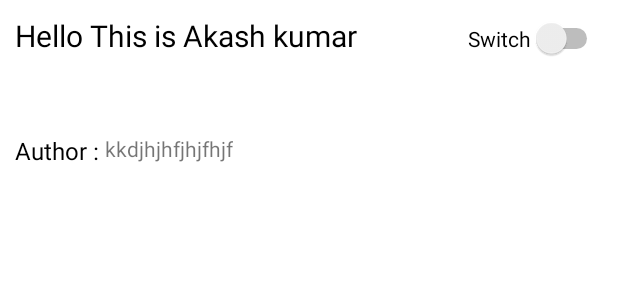
After one commit to kumarakash571/Assignment, an Android app: the layout list_users.xml on its own in the app's theme, with its tools: preview values and no code run, on a phone screen of 412 x 824 dp. The commit adds this screen. Shown: the top 300 px of the screen. Run offline under Robolectric (Android 15) with nearby library versions, the phone set to English and light mode, and no system bars.

Commit message:
Code changes

```diff
--- a/app/src/main/AndroidManifest.xml
+++ b/app/src/main/AndroidManifest.xml
@@ -1,6 +1,7 @@
 <?xml version="1.0" encoding="utf-8"?>
 <manifest xmlns:android="http://schemas.android.com/apk/res/android"
     package="com.akash.assignment">
+    <uses-permission android:name="android.permission.INTERNET"/>
 
     <application
         android:allowBackup="true"
--- /dev/null
+++ b/app/src/main/res/layout/list_users.xml
@@ -0,0 +1,57 @@
+<?xml version="1.0" encoding="utf-8"?>
+<androidx.constraintlayout.widget.ConstraintLayout xmlns:android="http://schemas.android.com/apk/res/android"
+    xmlns:tools="http://schemas.android.com/tools"
+    android:layout_width="match_parent"
+    android:layout_height="wrap_content"
+    xmlns:app="http://schemas.android.com/apk/res-auto">
+    <TextView
+        android:id="@+id/title"
+        android:layout_width="250dp"
+        android:layout_height="wrap_content"
+        android:layout_marginEnd="120dp"
+        android:lines="3"
+        app:layout_constraintTop_toTopOf="parent"
+        app:layout_constraintStart_toStartOf="parent"
+        android:text="Hello This is Akash kumar"
+        android:textColor="@color/black"
+        android:layout_marginStart="10dp"
+        android:layout_marginTop="10dp"
+        android:textSize="20sp"/>
+    <TextView
+        android:id="@+id/a"
+        android:layout_width="wrap_content"
+        android:layout_height="wrap_content"
+        app:layout_constraintTop_toBottomOf="@id/title"
+        app:layout_constraintStart_toStartOf="@id/title"
+        android:text="Author : "
+        android:layout_marginTop="5dp"
+        android:textColor="@color/black"
+        android:textSize="16sp"/>
+    <TextView
+        android:id="@+id/author_name"
+        android:layout_width="wrap_content"
+        android:layout_height="wrap_content"
+        android:layout_marginTop="5dp"
+        app:layout_constraintStart_toEndOf="@id/a"
+        app:layout_constraintTop_toBottomOf="@id/title"
+        android:text="kkdjhjhfjhjfhjf"/>
+    <TextView
+        android:layout_width="wrap_content"
+        android:layout_height="wrap_content"
+        android:id="@+id/date"
+        app:layout_constraintTop_toBottomOf="@id/title"
+        app:layout_constraintEnd_toEndOf="parent"
+        android:layout_marginEnd="15dp"
+        />
+
+    <Switch
+        android:id="@+id/switch1"
+        android:layout_width="wrap_content"
+        android:layout_height="wrap_content"
+        android:text="Switch"
+        app:layout_constraintTop_toTopOf="parent"
+        android:layout_marginTop="12dp"
+        app:layout_constraintEnd_toEndOf="parent"
+        android:layout_marginEnd="10sp" />
+
+</androidx.constraintlayout.widget.ConstraintLayout>
--- a/app/src/main/res/values-night/themes.xml
+++ b/app/src/main/res/values-night/themes.xml
@@ -1,6 +1,6 @@
 <resources xmlns:tools="http://schemas.android.com/tools">
     <!-- Base application theme. -->
-    <style name="Theme.Assignment" parent="Theme.MaterialComponents.DayNight.DarkActionBar">
+    <style name="Theme.Assignment" parent="Theme.MaterialComponents.DayNight.NoActionBar">
         <!-- Primary brand color. -->
         <item name="colorPrimary">@color/purple_200</item>
         <item name="colorPrimaryVariant">@color/purple_700</item>
--- a/app/src/main/res/values/themes.xml
+++ b/app/src/main/res/values/themes.xml
@@ -1,6 +1,6 @@
 <resources xmlns:tools="http://schemas.android.com/tools">
     <!-- Base application theme. -->
-    <style name="Theme.Assignment" parent="Theme.MaterialComponents.DayNight.DarkActionBar">
+    <style name="Theme.Assignment" parent="Theme.MaterialComponents.DayNight.NoActionBar">
         <!-- Primary brand color. -->
         <item name="colorPrimary">@color/purple_500</item>
         <item name="colorPrimaryVariant">@color/purple_700</item>
```
Also changed, not shown: app/build.gradle (+9 -0 lines), app/src/main/java/com/akash/assignment/MainActivity.kt (+53 -1 lines), app/src/main/java/com/akash/assignment/m/StoriesModel.kt (added, +109 -0 lines), app/src/main/java/com/akash/assignment/model/Author.kt (added, +13 -0 lines), app/src/main/java/com/akash/assignment/model/HighlightResult.kt (added, +15 -0 lines), app/src/main/java/com/akash/assignment/model/Hit.kt (added, +39 -0 lines), app/src/main/java/com/akash/assignment/model/StoryText.kt (added, +13 -0 lines), app/src/main/java/com/akash/assignment/model/Title.kt (added, +13 -0 lines), app/src/main/java/com/akash/assignment/model/Url.kt (added, +13 -0 lines), app/src/main/java/com/akash/assignment/utilities/ApiInterface.kt (added, +14 -0 lines), app/src/main/java/com/akash/assignment/utilities/Client.kt (added, +15 -0 lines), app/src/main/res/layout/activity_main.xml (+42 -7 lines).
